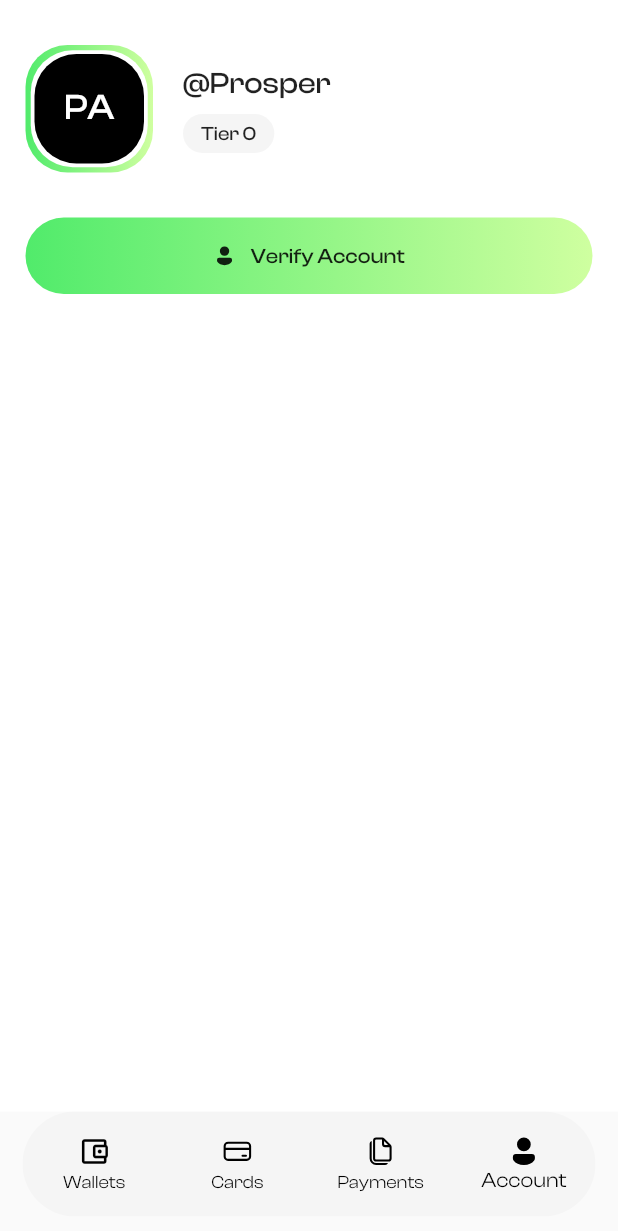
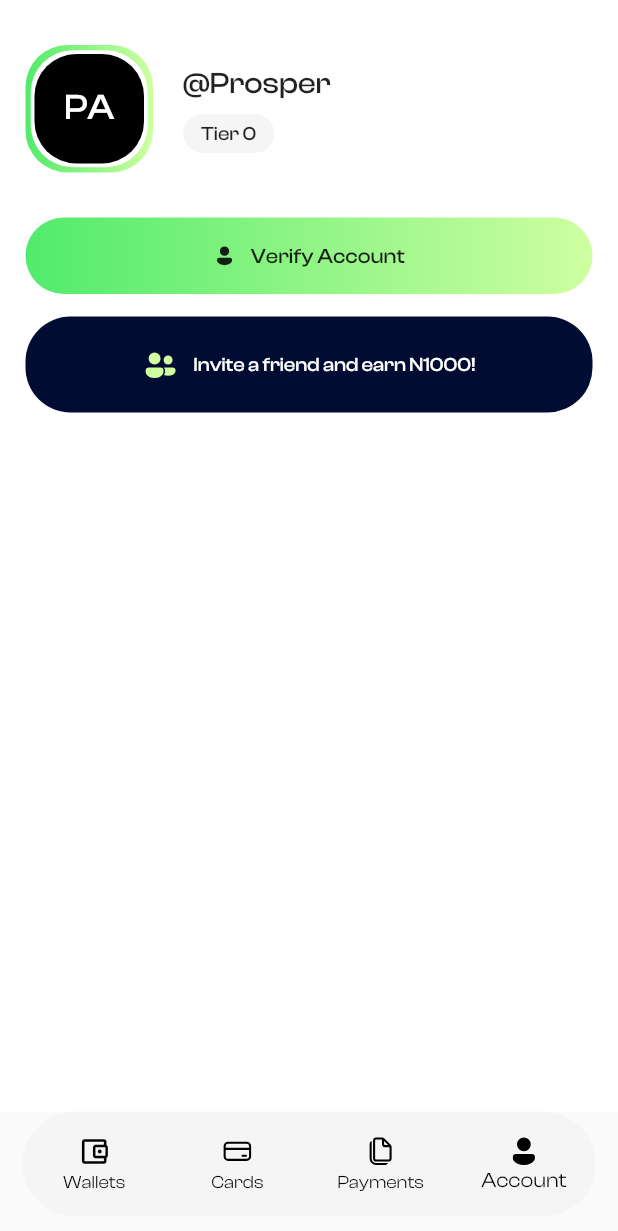
Before and after one commit to ProsperChihimba/flip-clone, a Flutter app: the screen it shows after launch, item 4 of the bottom bar chosen, on a phone screen of 412 x 824 dp. Shown: the top 1231 px of the screen. Run offline on Flutter 3.47's test engine with Material 2 defaults, Android fonts, the phone set to English and light mode, and no system bars; our stand-ins replace fluentui_icons, gap, get.

Commit message:
Add: invite friend button

```diff
--- a/lib/pages/account/index.dart
+++ b/lib/pages/account/index.dart
@@ -1,4 +1,5 @@
 import 'package:flip/pages/account/header.dart';
+import 'package:flip/pages/account/invite_button.dart';
 import 'package:flip/sections/green_button.dart';
 import 'package:flip/utils/app_layout.dart';
 import 'package:flutter/material.dart';
@@ -34,6 +35,10 @@ class _AccountPageState extends State<AccountPage> {
               size: 17,
               hasIcon: true,
             ),
+
+            // Invite friend
+            Gap(AppLayout.getHeight(15)),
+            const InviteButton(),
           ],
         ),
       ),
--- /dev/null
+++ b/lib/pages/account/invite_button.dart
@@ -0,0 +1,40 @@
+import 'package:flip/utils/app_layout.dart';
+import 'package:fluentui_icons/fluentui_icons.dart';
+import 'package:flutter/material.dart';
+import 'package:gap/gap.dart';
+
+class InviteButton extends StatelessWidget {
+  const InviteButton({super.key});
+
+  @override
+  Widget build(BuildContext context) {
+    return Container(
+      padding: EdgeInsets.symmetric(vertical: AppLayout.getHeight(20)),
+      //
+      decoration: BoxDecoration(
+        color: const Color.fromARGB(255, 1, 12, 50),
+        borderRadius: BorderRadius.circular(30),
+      ),
+
+      child: Row(
+        mainAxisAlignment: MainAxisAlignment.center,
+        children: [
+          const Icon(
+            FluentSystemIcons.ic_fluent_people_filled,
+            color: Color.fromARGB(255, 207, 255, 160),
+          ),
+          Gap(AppLayout.getWidth(10)),
+          Text(
+            "Invite a friend and earn N1000!",
+            textAlign: TextAlign.center,
+            style: TextStyle(
+              fontWeight: FontWeight.w500,
+              color: Colors.white,
+              fontSize: AppLayout.getHeight(13),
+            ),
+          ),
+        ],
+      ),
+    );
+  }
+}
```
